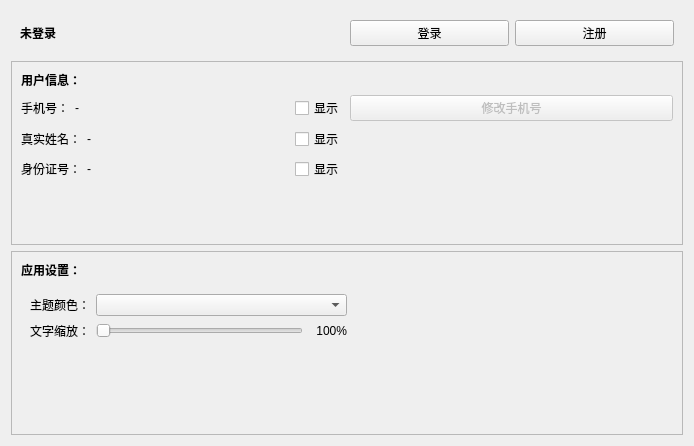
The window that FlightTicketClient/pages/ProfilePage/ProfilePage.ui (n-ss1m-1/FlightTicketSystem) describes before a commit, drawn with Qt 5.
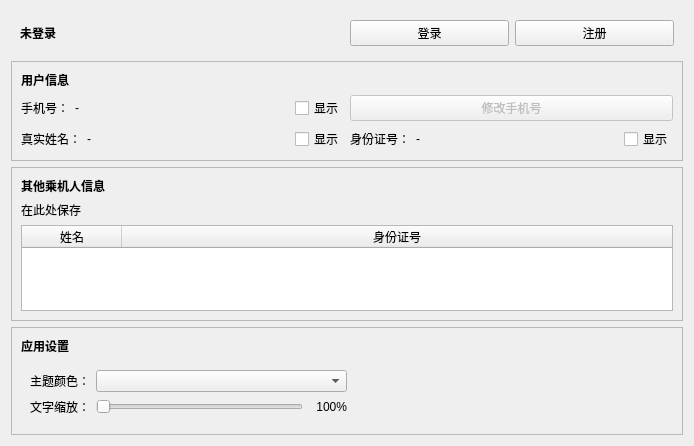
The same window after the commit.

Commit message: 乘机人信息branch

```diff
--- a/FlightTicketClient/pages/ProfilePage/ProfilePage.ui
+++ b/FlightTicketClient/pages/ProfilePage/ProfilePage.ui
@@ -85,7 +85,7 @@
          </font>
         </property>
         <property name="text">
-         <string>用户信息：</string>
+         <string>用户信息</string>
         </property>
        </widget>
       </item>
@@ -107,43 +107,6 @@
           </property>
          </widget>
         </item>
-        <item row="2" column="0">
-         <layout class="QHBoxLayout" name="horizontalLayout_11">
-          <item>
-           <widget class="QLabel" name="lblIdCard">
-            <property name="sizePolicy">
-             <sizepolicy hsizetype="Maximum" vsizetype="Preferred">
-              <horstretch>0</horstretch>
-              <verstretch>0</verstretch>
-             </sizepolicy>
-            </property>
-            <property name="text">
-             <string>身份证号：</string>
-            </property>
-           </widget>
-          </item>
-          <item>
-           <widget class="QLabel" name="lblIdCardValue">
-            <property name="text">
-             <string>-</string>
-            </property>
-           </widget>
-          </item>
-          <item>
-           <widget class="QCheckBox" name="cbShowIdCard">
-            <property name="sizePolicy">
-             <sizepolicy hsizetype="Maximum" vsizetype="Fixed">
-              <horstretch>0</horstretch>
-              <verstretch>0</verstretch>
-             </sizepolicy>
-            </property>
-            <property name="text">
-             <string>显示</string>
-            </property>
-           </widget>
-          </item>
-         </layout>
-        </item>
         <item row="1" column="0">
          <layout class="QHBoxLayout" name="horizontalLayout_10">
           <item>
@@ -221,6 +184,43 @@
           </item>
          </layout>
         </item>
+        <item row="1" column="1">
+         <layout class="QHBoxLayout" name="horizontalLayout_11">
+          <item>
+           <widget class="QLabel" name="lblIdCard">
+            <property name="sizePolicy">
+             <sizepolicy hsizetype="Maximum" vsizetype="Preferred">
+              <horstretch>0</horstretch>
+              <verstretch>0</verstretch>
+             </sizepolicy>
+            </property>
+            <property name="text">
+             <string>身份证号：</string>
+            </property>
+           </widget>
+          </item>
+          <item>
+           <widget class="QLabel" name="lblIdCardValue">
+            <property name="text">
+             <string>-</string>
+            </property>
+           </widget>
+          </item>
+          <item>
+           <widget class="QCheckBox" name="cbShowIdCard">
+            <property name="sizePolicy">
+             <sizepolicy hsizetype="Maximum" vsizetype="Fixed">
+              <horstretch>0</horstretch>
+              <verstretch>0</verstretch>
+             </sizepolicy>
+            </property>
+            <property name="text">
+             <string>显示</string>
+            </property>
+           </widget>
+          </item>
+         </layout>
+        </item>
        </layout>
       </item>
       <item>
@@ -239,6 +239,57 @@
      </layout>
     </widget>
    </item>
+   <item>
+    <widget class="QFrame" name="frame_3">
+     <property name="frameShape">
+      <enum>QFrame::Shape::StyledPanel</enum>
+     </property>
+     <property name="frameShadow">
+      <enum>QFrame::Shadow::Raised</enum>
+     </property>
+     <layout class="QVBoxLayout" name="verticalLayout">
+      <item>
+       <widget class="QLabel" name="label_5">
+        <property name="font">
+         <font>
+          <bold>true</bold>
+         </font>
+        </property>
+        <property name="text">
+         <string>其他乘机人信息</string>
+        </property>
+       </widget>
+      </item>
+      <item>
+       <widget class="QLabel" name="label_6">
+        <property name="text">
+         <string>在此处保存</string>
+        </property>
+       </widget>
+      </item>
+      <item>
+       <widget class="QTableWidget" name="tableWidget">
+        <attribute name="horizontalHeaderShowSortIndicator" stdset="0">
+         <bool>false</bool>
+        </attribute>
+        <attribute name="horizontalHeaderStretchLastSection">
+         <bool>true</bool>
+        </attribute>
+        <column>
+         <property name="text">
+          <string>姓名</string>
+         </property>
+        </column>
+        <column>
+         <property name="text">
+          <string>身份证号</string>
+         </property>
+        </column>
+       </widget>
+      </item>
+     </layout>
+    </widget>
+   </item>
    <item>
     <widget class="QFrame" name="frame_2">
      <property name="frameShape">
@@ -256,7 +307,7 @@
          </font>
         </property>
         <property name="text">
-         <string>应用设置：</string>
+         <string>应用设置</string>
         </property>
        </widget>
       </item>
```
The commit also changes 1 other file.
